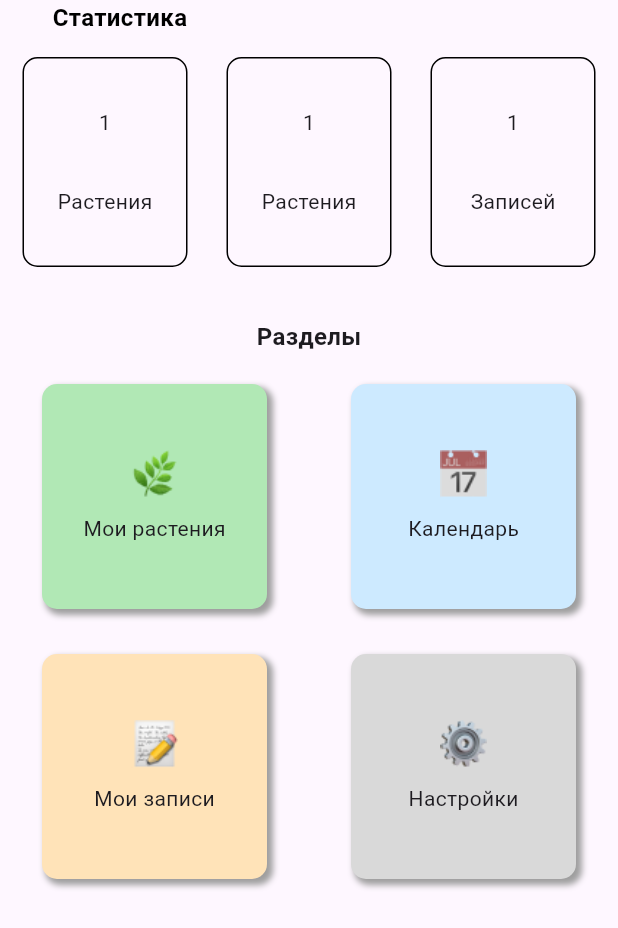
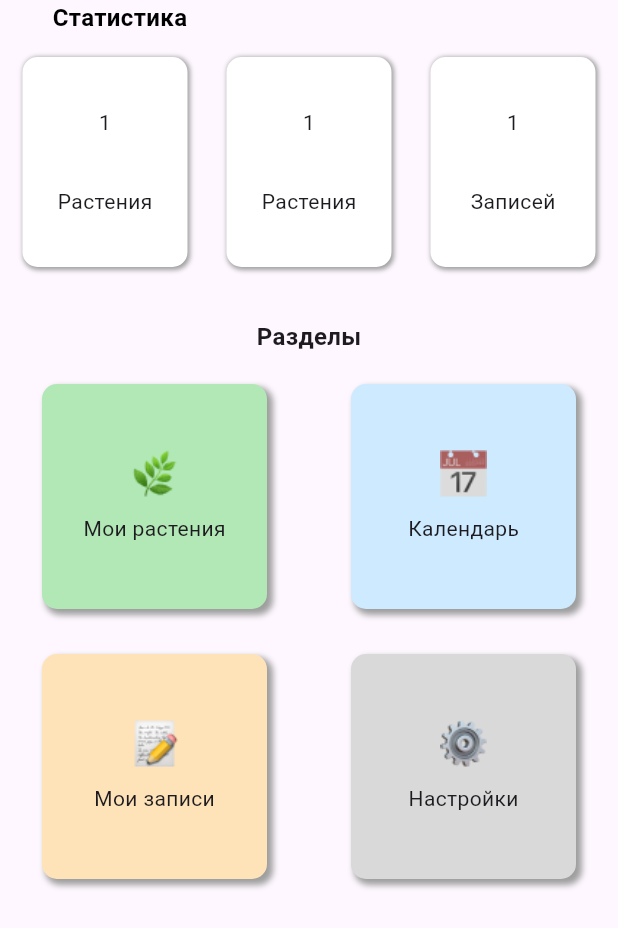
Before and after one commit to Laver33/flutter_plant_pedia, a Flutter app: the ProfileScreen screen opened directly, on a phone screen of 412 x 824 dp. Shown: the top 928 px of the screen. Run offline on Flutter 3.47's test engine with Material 3 defaults, Android fonts, the phone set to English and light mode, and no system bars; our stand-ins replace go_router, google_fonts, stylish_bottom_bar.

Commit message:
add shadows for list

```diff
--- a/lib/Widgets/list_stats.dart
+++ b/lib/Widgets/list_stats.dart
@@ -22,10 +22,17 @@ class _ListStatsState extends State<ListStats> {
       width: 110,
 
       decoration: BoxDecoration(
-        border: Border.all(
-          color: Colors.black
-        ),
-        borderRadius: BorderRadius.circular(10)
+        color: Colors.white,
+        borderRadius: BorderRadius.circular(10),
+
+        boxShadow: [
+          BoxShadow(
+            color: Colors.grey,
+            blurRadius: 2,
+            offset: Offset(1, 1),
+            spreadRadius: 0.5,
+          )
+        ]
       ),
 
       child: Column(
@@ -40,3 +47,10 @@ class _ListStatsState extends State<ListStats> {
     );
   }
 }
+
+// BoxDecoration(
+//         border: Border.all(
+//           color: Colors.black
+//         ),
+//         borderRadius: BorderRadius.circular(10)
+//       ),
--- a/lib/pages/ProfileScreen.dart
+++ b/lib/pages/ProfileScreen.dart
@@ -22,7 +22,6 @@ class _ProfileScreenState extends State<ProfileScreen> {
             Row(
               children: [
                 Padding(
-
                   padding: const EdgeInsets.fromLTRB(35, 0, 0, 0),
                   child: Text(RuStrings.Static,
                   style: TextStyle(
```
